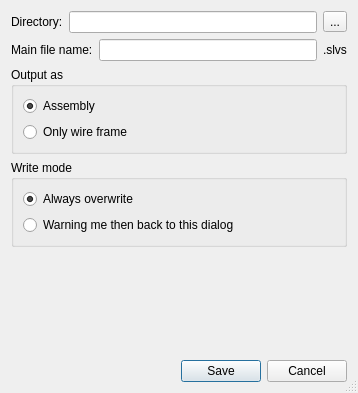
Qt form core/io/slvs/output_option.ui (KmolYuan/Pyslvs-UI) before a commit.
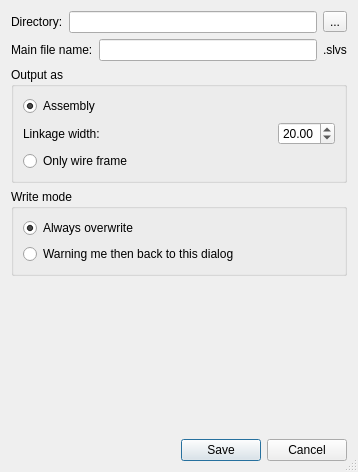
The same form after that commit. Icons and pictures are not drawn.

Commit message: Adjust output module of *.slvs file.

The edit to the form file:
```diff
--- a/core/io/slvs/output_option.ui
+++ b/core/io/slvs/output_option.ui
@@ -7,7 +7,7 @@
     <x>0</x>
     <y>0</y>
     <width>358</width>
-    <height>393</height>
+    <height>472</height>
    </rect>
   </property>
   <property name="windowTitle">
@@ -86,6 +86,54 @@
         </property>
        </widget>
       </item>
+      <item>
+       <widget class="QWidget" name="assembly_group" native="true">
+        <layout class="QHBoxLayout" name="horizontalLayout_4">
+         <property name="leftMargin">
+          <number>0</number>
+         </property>
+         <property name="topMargin">
+          <number>0</number>
+         </property>
+         <property name="rightMargin">
+          <number>0</number>
+         </property>
+         <property name="bottomMargin">
+          <number>0</number>
+         </property>
+         <item>
+          <widget class="QLabel" name="label">
+           <property name="text">
+            <string>Linkage width:</string>
+           </property>
+          </widget>
+         </item>
+         <item>
+          <spacer name="horizontalSpacer_2">
+           <property name="orientation">
+            <enum>Qt::Horizontal</enum>
+           </property>
+           <property name="sizeHint" stdset="0">
+            <size>
+             <width>40</width>
+             <height>20</height>
+            </size>
+           </property>
+          </spacer>
+         </item>
+         <item>
+          <widget class="QDoubleSpinBox" name="doubleSpinBox">
+           <property name="minimum">
+            <double>0.500000000000000</double>
+           </property>
+           <property name="value">
+            <double>20.000000000000000</double>
+           </property>
+          </widget>
+         </item>
+        </layout>
+       </widget>
+      </item>
       <item>
        <widget class="QRadioButton" name="frame_radio">
         <property name="text">
```
Left out of the diff: 16 changed lines with no effect on the pictures. The commit also changes 5 other files.
